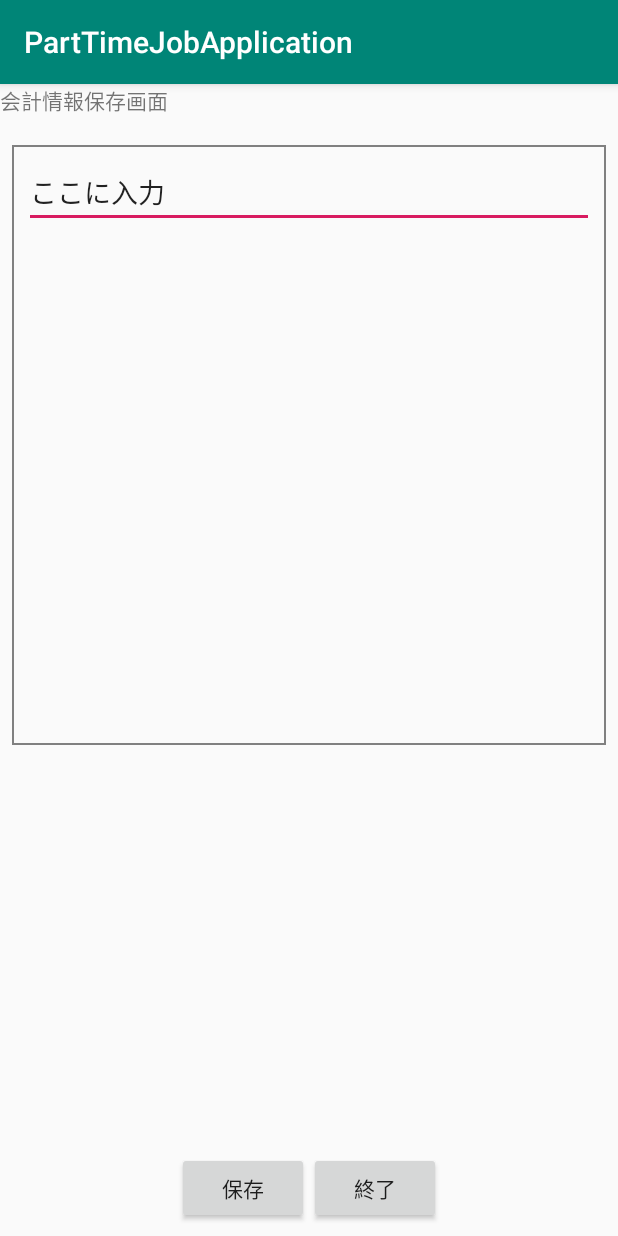
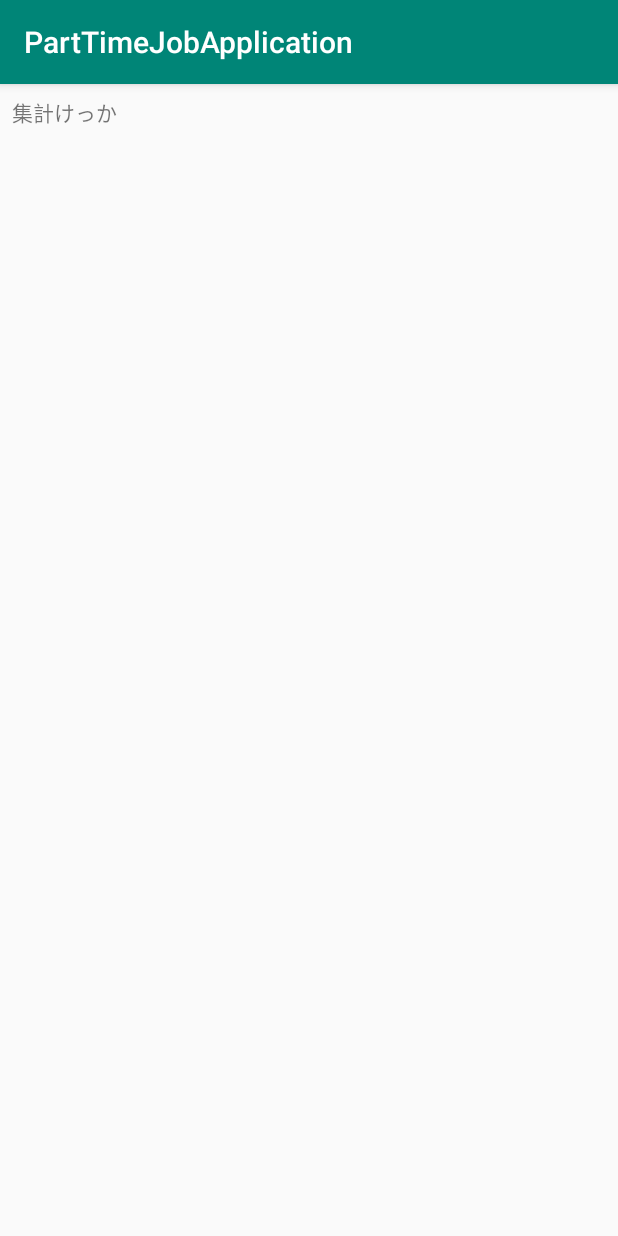
Before and after one commit to miraclekitten/PartTimeJobApplication, an Android app: the StackAccountActivity screen opened directly, with no data from a screen before it, after a tap on "終了", on a phone screen of 412 x 824 dp. Run offline under Robolectric (Android 15) with nearby library versions, the phone set to English and light mode, and no system bars.

Commit message:
1.二点間の位置計算する処理を追加 2.最終画面の作成

```diff
--- /dev/null
+++ b/app/src/main/java/com/websarva/wings/android/parttimejobapplication/AggregateActivity.java
@@ -0,0 +1,87 @@
+package com.websarva.wings.android.parttimejobapplication;
+
+import android.database.Cursor;
+import android.database.sqlite.SQLiteDatabase;
+import android.location.Location;
+import android.support.v7.app.AppCompatActivity;
+import android.os.Bundle;
+import android.util.Log;
+import android.widget.TextView;
+
+public class AggregateActivity extends AppCompatActivity {
+
+    @Override
+    protected void onCreate(Bundle savedInstanceState) {
+        super.onCreate(savedInstanceState);
+        setContentView(R.layout.activity_aggregate);
+        readSavedDatas();
+    }
+
+
+    private void readSavedDatas(){
+
+        DatabaseHelper helper = new DatabaseHelper(getApplicationContext());
+        SQLiteDatabase db = helper.getReadableDatabase();
+
+        Cursor cursor = db.query(
+                "account",
+                new String[]{"location", "latitude", "longitude", "memo"},
+                null,
+                null,
+                null,
+                null,
+                null
+        );
+
+        cursor.moveToFirst();
+
+        StringBuilder sbuilder = new StringBuilder();
+
+        for (int i = 0; i < cursor.getCount(); i++) {
+            String ans = "";
+            ans = calcLocation(cursor.getDouble(1), cursor.getDouble(2)) + ": " + cursor.getString(3);
+            sbuilder.append(ans);
+            cursor.moveToNext();
+        }
+        String memos = sbuilder.toString();
+        TextView result = findViewById(R.id.result);
+        result.setText(memos);
+
+
+    }
+
+
+    //latitude=緯度　longitude=経度
+    private String calcLocation(double latitude, double longitude) {
+
+        //京都中央信用金庫草津駅前店
+        double companyLatitude = 35.022288;
+        double companyLogitude = 135.963905;
+        //栗東鉄鋼
+        double companyLatitude2 = 35.049118;
+        double companyLogitude2 = 135.943866;
+        //一番近い場所の情報を保持する
+        double nearestCompanyLatitude = 0.0;
+        double nearestCompanyLogitude = 0.0;
+        //赤道半径
+        double r = 6378137.0;
+
+        double averageLatitude = 0.0;
+        double averageLongitude = 0.0;
+
+        // 結果を格納するための配列を生成
+        float[] results1 = new float[3];
+        // 結果を格納するための配列を生成
+        float[] results2 = new float[3];
+        Location.distanceBetween(latitude, longitude, companyLatitude, companyLogitude, results1);
+        Location.distanceBetween(latitude, longitude, companyLatitude2, companyLogitude2, results2);
+
+        if(results1[0] < results2[0]){
+            return "中央信用";
+        } else if (results1[0] > results2[0]){
+            return "栗東鉄鋼";
+        } else {
+            return "計算ミス";
+        }
+    }
+}
--- a/app/src/main/java/com/websarva/wings/android/parttimejobapplication/DatabaseHelper.java
+++ b/app/src/main/java/com/websarva/wings/android/parttimejobapplication/DatabaseHelper.java
@@ -20,14 +20,16 @@ public class DatabaseHelper extends SQLiteOpenHelper {
     private static final String COLUMN_LOCATION = "location";
     private static final String COLUMN_LATITUDE = "latitude";
     private static final String COLUMN_LONGITUDE = "longitude";
+    private static final String COLUMN_MEMO = "memo";
 
     private static final String sql = "CREATE TABLE " + TABLE_NAME + " (" +
             _ID + " INTEGER PRIMARY KEY," +
             COLUMN_LOCATION + " TEXT," +
             COLUMN_LATITUDE + " REAL," +
-            COLUMN_LONGITUDE + " REAL)";
+            COLUMN_LONGITUDE + " REAL," +
+            COLUMN_MEMO + " TEXT)";
 
-    private static final String sql2 = "CREATE TABLE account( _id INTEGER PRIMARY KEY, location TEXT, latitude REAL, longitude REAL )";
+    private static final String sql2 = "CREATE TABLE account( _id INTEGER PRIMARY KEY, location TEXT, latitude REAL, longitude REAL, memo TEXT )";
 
     private static final String SQL_DELETE_ENTRIES = "DROP TABLE IF EXISTS " + TABLE_NAME;
 
@@ -43,7 +45,7 @@ public class DatabaseHelper extends SQLiteOpenHelper {
     @Override
     public void onCreate(SQLiteDatabase db) {
         //SQLの実行。
-        db.execSQL(sql2);
+        db.execSQL(sql);
     }
 
     @Override
--- a/app/src/main/java/com/websarva/wings/android/parttimejobapplication/StackAccountActivity.java
+++ b/app/src/main/java/com/websarva/wings/android/parttimejobapplication/StackAccountActivity.java
@@ -2,6 +2,7 @@ package com.websarva.wings.android.parttimejobapplication;
 
 import android.Manifest;
 import android.content.ContentValues;
+import android.content.Intent;
 import android.content.IntentSender;
 import android.content.pm.PackageManager;
 import android.database.Cursor;
@@ -17,6 +18,7 @@ import android.os.Bundle;
 import android.util.Log;
 import android.view.View;
 import android.widget.Button;
+import android.widget.EditText;
 import android.widget.TextView;
 import android.widget.Toast;
 
@@ -65,13 +67,25 @@ public class StackAccountActivity extends AppCompatActivity {
             }
         });
 
+
+
+        Button comfirmBtn = findViewById(R.id.confirmBtn);
+        comfirmBtn.setOnClickListener(new View.OnClickListener(){
+            @Override
+            public void onClick(View view){
+                confirmDatas();
+                //db削除
+                //deleteDatabase("account.db");
+            }
+        });
+
         Button finishBtn = findViewById(R.id.finishAccount_btn);
         finishBtn.setOnClickListener(new View.OnClickListener(){
             @Override
             public void onClick(View view){
-                stopLoc();
-                //db削除
-                //deleteDatabase("account.db");
+                Intent intent = new Intent(StackAccountActivity.this, AggregateActivity.class);
+                startActivity(intent);
+                finish();
             }
         });
 
@@ -115,11 +129,13 @@ public class StackAccountActivity extends AppCompatActivity {
             DatabaseHelper helper = new DatabaseHelper(StackAccountActivity.this);
             //データベース接続オブジェクトの取得
             SQLiteDatabase db = helper.getWritableDatabase();
+            EditText edittext = findViewById(R.id.todoMemo_edittext);
             try{
                 ContentValues values = new ContentValues();
                 values.put("location", "LOCATION");
                 values.put("latitude", (double)location.getLatitude());
                 values.put("longitude", (double)location.getLongitude());
+                values.put("memo", edittext.getText().toString());
 
                 db.insert("account", null, values);
             }
@@ -143,7 +159,7 @@ public class StackAccountActivity extends AppCompatActivity {
         }
     }
 
-    private void stopLoc(){
+    private void confirmDatas(){
 
 
         DatabaseHelper helper = new DatabaseHelper(getApplicationContext());
@@ -152,7 +168,7 @@ public class StackAccountActivity extends AppCompatActivity {
 
         Cursor cursor = db.query(
                 "account",
-                new String[] { "location", "latitude", "longitude" },
+                new String[] { "location", "latitude", "longitude" , "memo"},
                 null,
                 null,
                 null,
@@ -170,6 +186,8 @@ public class StackAccountActivity extends AppCompatActivity {
             sbuilder.append(cursor.getDouble(1));
             sbuilder.append(": ");
             sbuilder.append(cursor.getDouble(2));
+            sbuilder.append(": ");
+            sbuilder.append(cursor.getString(3));
             sbuilder.append("\n");
             cursor.moveToNext();
         }
--- /dev/null
+++ b/app/src/main/res/layout/activity_aggregate.xml
@@ -0,0 +1,35 @@
+<?xml version="1.0" encoding="utf-8"?>
+<android.support.constraint.ConstraintLayout xmlns:android="http://schemas.android.com/apk/res/android"
+    xmlns:app="http://schemas.android.com/apk/res-auto"
+    xmlns:tools="http://schemas.android.com/tools"
+    android:layout_width="match_parent"
+    android:layout_height="match_parent"
+    tools:context=".AggregateActivity">
+
+    <LinearLayout
+        android:layout_width="match_parent"
+        android:layout_height="wrap_content"
+        android:layout_marginStart="8dp"
+        android:layout_marginTop="8dp"
+        android:orientation="vertical"
+        app:layout_constraintStart_toStartOf="parent"
+        app:layout_constraintTop_toTopOf="parent">
+
+
+        <TextView
+            android:id="@+id/aggregate_title"
+            android:layout_width="wrap_content"
+            android:layout_height="wrap_content"
+            android:text="集計けっか" />
+
+
+        <TextView
+            android:id="@+id/result"
+            android:layout_width="wrap_content"
+            android:layout_height="wrap_content"
+            android:text="未計算" />
+
+
+    </LinearLayout>
+
+</android.support.constraint.ConstraintLayout>
--- a/app/src/main/res/values/strings.xml
+++ b/app/src/main/res/values/strings.xml
@@ -20,6 +20,7 @@
     <string name="todo_title">ToDo画面</string>
     <string name="departure_btn">出発</string>
     <string name="back_btn">戻る</string>
+    <string name="comfirm">確認</string>
     <string name="saveAccount">保存</string>
     <string name="finishAccount">終了</string>
 </resources>
```
Also changed, not shown: app/src/main/AndroidManifest.xml (+3 -4 lines), app/src/main/res/layout/activity_stack_account.xml (+21 -4 lines).
